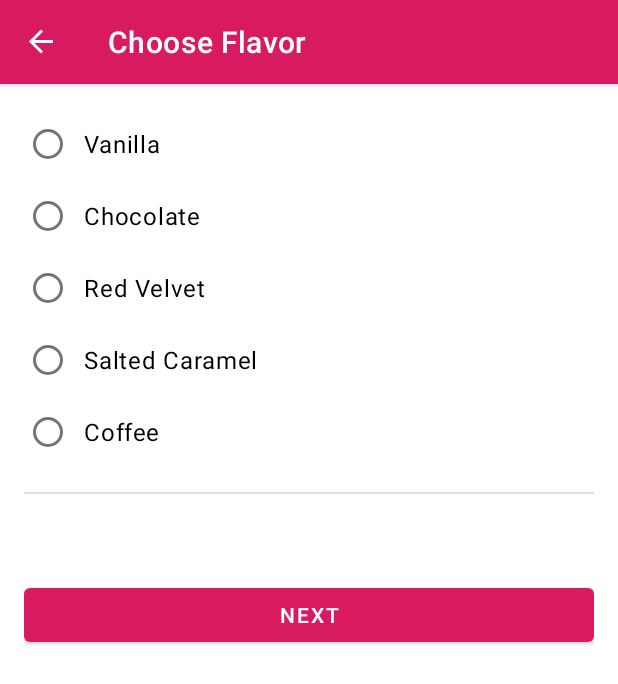
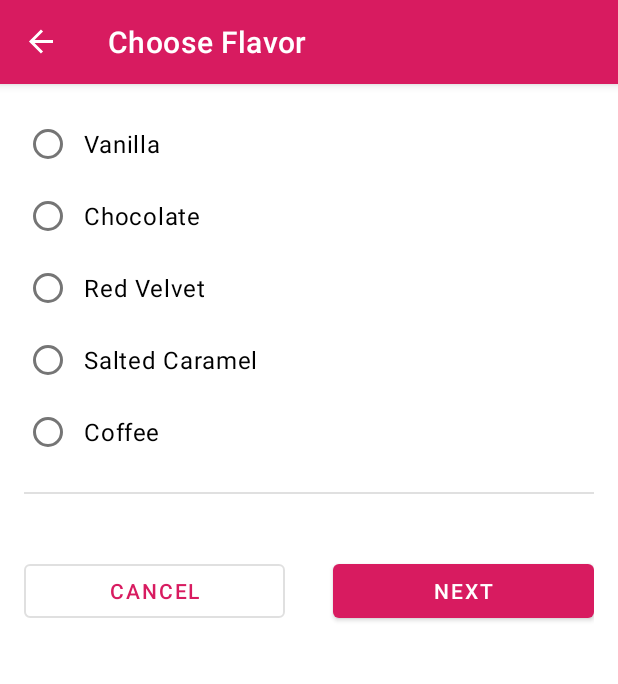
Before and after one commit to ivanxgb/Cupcake, an Android app: the FlavorFragment screen opened through its navigation route, on a phone screen of 412 x 824 dp. Shown: the top 684 px of the screen. Run offline under Robolectric (Android 15) with nearby library versions, the phone set to English and light mode, and no system bars; our stand-ins replace data binding, navigation-ui; 2 statements that could not run were skipped.

Commit message:
Botón Cancel creado. Atributos popUpTo y popUpToInclusive implementados para goBack.

```diff
--- a/app/src/main/java/com/example/cupcake/FlavorFragment.kt
+++ b/app/src/main/java/com/example/cupcake/FlavorFragment.kt
@@ -64,6 +64,10 @@ class FlavorFragment : Fragment() {
         findNavController().navigate(R.id.action_flavorFragment_to_pickupFragment)
     }
 
+    fun cancelOrder() {
+        sharedViewModel.cancelOrder(this, R.id.action_flavorFragment_to_startFragment)
+    }
+
     /**
      * This fragment lifecycle method is called when the view hierarchy associated with the fragment
      * is being removed. As a result, clear out the binding object.
--- a/app/src/main/java/com/example/cupcake/MainActivity.kt
+++ b/app/src/main/java/com/example/cupcake/MainActivity.kt
@@ -1,23 +1,9 @@
-/*
- * Copyright (C) 2020 The Android Open Source Project
- *
- * Licensed under the Apache License, Version 2.0 (the "License");
- * you may not use this file except in compliance with the License.
- * You may obtain a copy of the License at
- *
- *      http://www.apache.org/licenses/LICENSE-2.0
- *
- * Unless required by applicable law or agreed to in writing, software
- * distributed under the License is distributed on an "AS IS" BASIS,
- * WITHOUT WARRANTIES OR CONDITIONS OF ANY KIND, either express or implied.
- * See the License for the specific language governing permissions and
- * limitations under the License.
- */
 package com.example.cupcake
 
 import android.os.Bundle
 import android.os.PersistableBundle
 import androidx.appcompat.app.AppCompatActivity
+import androidx.navigation.NavController
 import androidx.navigation.fragment.NavHostFragment
 import androidx.navigation.ui.setupActionBarWithNavController
 
@@ -25,14 +11,19 @@ import androidx.navigation.ui.setupActionBarWithNavController
  * Activity for cupcake order flow.
  */
 class MainActivity : AppCompatActivity(R.layout.activity_main) {
+    private lateinit var navController: NavController
 
     override fun onCreate(savedInstanceState: Bundle?) {
         super.onCreate(savedInstanceState)
 
         val navHostFragment = supportFragmentManager
             .findFragmentById(R.id.nav_host_fragment) as NavHostFragment
-        val navController = navHostFragment.navController
+        navController = navHostFragment.navController
 
         setupActionBarWithNavController(navController)
     }
+
+    override fun onSupportNavigateUp(): Boolean {
+        return navController.navigateUp() || super.onSupportNavigateUp()
+    }
 }
--- a/app/src/main/java/com/example/cupcake/PickupFragment.kt
+++ b/app/src/main/java/com/example/cupcake/PickupFragment.kt
@@ -65,6 +65,10 @@ class PickupFragment : Fragment() {
         findNavController().navigate(R.id.action_pickupFragment_to_summaryFragment)
     }
 
+    fun cancelOrder() {
+        sharedViewModel.cancelOrder(this, R.id.action_pickupFragment_to_startFragment)
+    }
+
     /**
      * This fragment lifecycle method is called when the view hierarchy associated with the fragment
      * is being removed. As a result, clear out the binding object.
--- a/app/src/main/java/com/example/cupcake/SummaryFragment.kt
+++ b/app/src/main/java/com/example/cupcake/SummaryFragment.kt
@@ -63,6 +63,10 @@ class SummaryFragment : Fragment() {
         Toast.makeText(activity, "Send Order", Toast.LENGTH_SHORT).show()
     }
 
+    fun cancelOrder() {
+        sharedViewModel.cancelOrder(this, R.id.action_summaryFragment_to_startFragment)
+    }
+
     /**
      * This fragment lifecycle method is called when the view hierarchy associated with the fragment
      * is being removed. As a result, clear out the binding object.
--- a/app/src/main/res/layout/fragment_flavor.xml
+++ b/app/src/main/res/layout/fragment_flavor.xml
@@ -91,21 +91,33 @@
                 android:layout_width="wrap_content"
                 android:layout_height="wrap_content"
                 android:layout_marginTop="@dimen/side_margin"
+                android:text="@{@string/subtotal_price(viewModel.price)}"
                 app:layout_constraintEnd_toEndOf="parent"
                 app:layout_constraintTop_toBottomOf="@id/divider"
-                android:text="@{@string/subtotal_price(viewModel.price)}"
                 tools:text="Subtotal $5.00" />
+
+            <Button
+                android:id="@+id/cancel_button"
+                style="?attr/materialButtonOutlinedStyle"
+                android:layout_width="0dp"
+                android:layout_height="wrap_content"
+                android:onClick="@{() -> flavorFragment.cancelOrder()}"
+                android:text="@string/cancel"
+                android:layout_marginEnd="@dimen/side_margin"
+                app:layout_constraintEnd_toStartOf="@id/next_button"
+                app:layout_constraintStart_toStartOf="parent"
+                app:layout_constraintTop_toTopOf="@id/next_button" />
 
             <Button
                 android:id="@+id/next_button"
                 android:layout_width="0dp"
                 android:layout_height="wrap_content"
-                android:layout_marginTop="@dimen/side_margin"
+                android:layout_marginStart="@dimen/side_margin"
+                android:onClick="@{() -> flavorFragment.goToNextScreen()}"
                 android:text="@string/next"
-                android:onClick="@{() -> flavorFragment.goToNextScreen()}"
                 app:layout_constraintBottom_toBottomOf="parent"
                 app:layout_constraintEnd_toEndOf="parent"
-                app:layout_constraintStart_toStartOf="parent"
+                app:layout_constraintStart_toEndOf="@id/cancel_button"
                 app:layout_constraintTop_toBottomOf="@id/subtotal" />
 
         </androidx.constraintlayout.widget.ConstraintLayout>
--- a/app/src/main/res/navigation/nav_graph.xml
+++ b/app/src/main/res/navigation/nav_graph.xml
@@ -20,6 +20,11 @@
         android:label="@string/choose_flavor"
         tools:layout="@layout/fragment_flavor" >
         <action
+            android:id="@+id/action_flavorFragment_to_startFragment"
+            app:destination="@id/startFragment"
+            app:popUpTo="@id/startFragment"
+            app:popUpToInclusive="true" />
+        <action
             android:id="@+id/action_flavorFragment_to_pickupFragment"
             app:destination="@id/pickupFragment" />
     </fragment>
@@ -31,10 +36,21 @@
         <action
             android:id="@+id/action_pickupFragment_to_summaryFragment"
             app:destination="@id/summaryFragment" />
+        <action
+            android:id="@+id/action_pickupFragment_to_startFragment"
+            app:destination="@id/startFragment"
+            app:popUpTo="@id/flavorFragment"
+            app:popUpToInclusive="true" />
     </fragment>
     <fragment
         android:id="@+id/summaryFragment"
         android:name="com.example.cupcake.SummaryFragment"
         android:label="@string/order_summary"
-        tools:layout="@layout/fragment_summary" />
+        tools:layout="@layout/fragment_summary" >
+        <action
+            android:id="@+id/action_summaryFragment_to_startFragment"
+            app:destination="@id/startFragment"
+            app:popUpTo="@id/startFragment"
+            app:popUpToInclusive="true" />
+    </fragment>
 </navigation>
```
Also changed, not shown: app/src/main/java/com/example/cupcake/model/OrderViewModel.kt (+9 -0 lines), app/src/main/res/layout/fragment_pickup.xml (+13 -1 lines), app/src/main/res/layout/fragment_summary.xml (+10 -1 lines).
